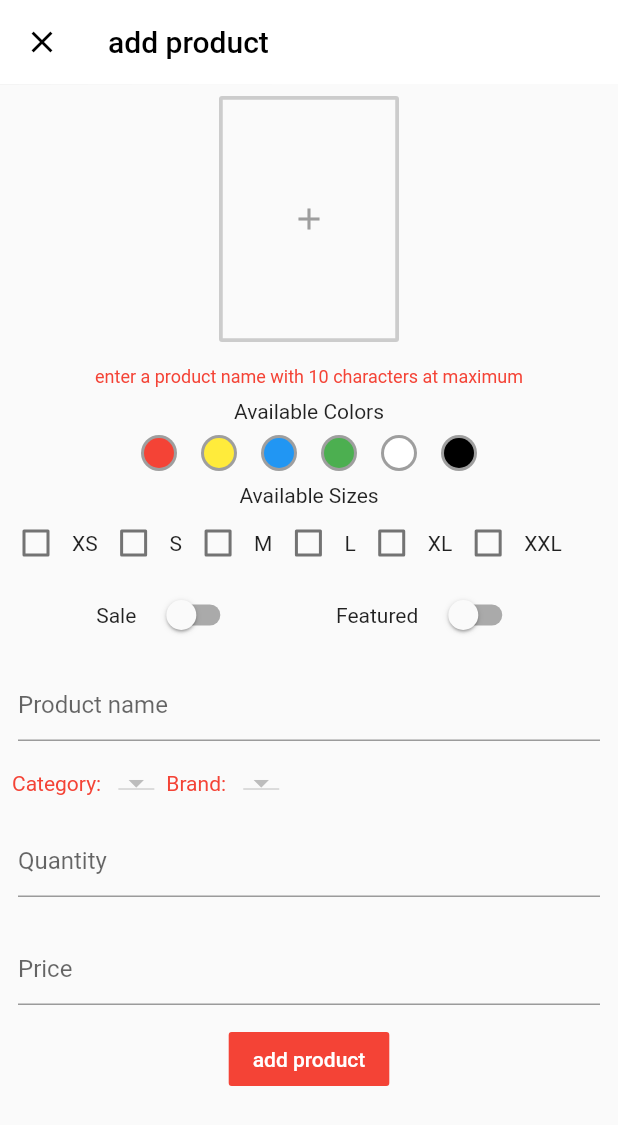
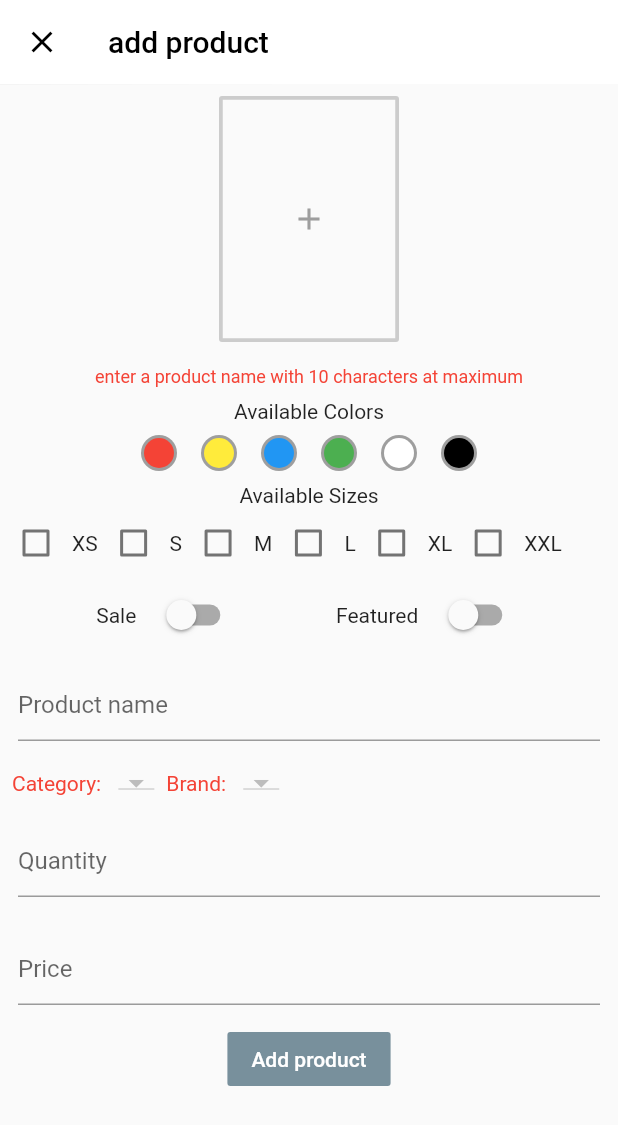
Before and after one commit to Arnoldmn/marcheapp_admi, a Flutter app: the screen it shows after launch, after a tap on "Products", on a phone screen of 412 x 824 dp. Shown: the top 1125 px of the screen. Run offline on Flutter 3.47's test engine with Material 2 defaults, Android fonts, the phone set to English and light mode, and no system bars; our stand-ins replace charts_flutter, cloud_firestore, firebase_auth, firebase_storage, flutter_typeahead, fluttertoast and 2 more; missing offline and left inert: dart:ffi; accounts and stored records are empty.

Commit message:
Data models

```diff
--- a/lib/db/product.dart
+++ b/lib/db/product.dart
@@ -5,7 +5,7 @@ import 'package:uuid/uuid.dart';
 
 class ProductService {
   Firestore _firestore = Firestore.instance;
-  String ref = 'products';
+  String ref = 'Products';
 
   void uploadProduct(Map<String, dynamic> data) {
     var id = Uuid();
--- /dev/null
+++ b/lib/models/product.dart
@@ -0,0 +1,63 @@
+import 'package:cloud_firestore/cloud_firestore.dart';
+
+class Product {
+  static const String BRAND = "brand";
+  static const String CATEGORY = "categories";
+  static const String COLORS = "colors";
+  static const String FEATURED = "featured";
+  static const String ID = "id";
+  static const String NAME = "name";
+  static const String PICTURE = "picture";
+  static const String PRICE = "price";
+  static const String QUANTITY = "quantity";
+  static const String SALE = "sale";
+  static const String SIZE = "size";
+
+  String _brand;
+  String _category;
+  String _id;
+  String _name;
+  String _picture;
+  double _price;
+  int _quantity;
+  List<String> _colors;
+  List<String> _size;
+  bool _featured;
+  double _sale;
+
+  String get brand => _brand;
+
+  String get category => _category;
+
+  String get id => _id;
+
+  String get name => _name;
+
+  String get picture => _picture;
+
+  double get price => _price;
+
+  int get quantity => _quantity;
+
+  List<String> get colors => _colors;
+
+  List<String> get size => _size;
+
+  bool get featured => _featured;
+
+  double get sale => _sale;
+
+  Product.fromSnapShot(DocumentSnapshot snapshot) {
+    _brand = snapshot.data[BRAND];
+    _category = snapshot.data[CATEGORY];
+    _id = snapshot.data[ID];
+    _name = snapshot.data[NAME];
+    _picture = snapshot.data[PICTURE];
+    _price = snapshot.data[PRICE];
+    _quantity = snapshot.data[QUANTITY];
+    _colors = snapshot.data[COLORS];
+    _size = snapshot.data[SIZE];
+    _featured = snapshot.data[FEATURED];
+    _sale = snapshot.data[SALE];
+  }
+}
--- a/lib/screens/add_product.dart
+++ b/lib/screens/add_product.dart
@@ -481,9 +481,9 @@ class _AddProductState extends State<AddProduct> {
                     ),
 
                     FlatButton(
-                      color: red,
+                      color: Colors.blueGrey[400],
                       textColor: white,
-                      child: Text('add product'),
+                      child: Text('Add product'),
                       onPressed: () {
                         validateAndUpload();
                       },
@@ -599,7 +599,7 @@ class _AddProductState extends State<AddProduct> {
       } else {
         setState(() => isLoading = false);
 
-//        Fluttertoast.showToast(msg: 'all the images must be provided');
+        Fluttertoast.showToast(msg: 'image must be provided');
       }
     }
   }
--- a/lib/screens/dashboard.dart
+++ b/lib/screens/dashboard.dart
@@ -67,7 +67,8 @@ class _DashboardState extends State<Dashboard> {
                     Icons.menu,
                     color: Colors.black,
                   ),
-                    onPressed: () {}),
+                  onPressed: () {},
+                ),
                 InkWell(
                   onTap: () {
                     appState.changeScreen(Screen.DASH);
@@ -239,17 +240,22 @@ class _DashboardState extends State<Dashboard> {
                     ),
                   ),
                 ),
-                IconButton(icon: Icon(Icons.open_in_new), onPressed: () {})
+                IconButton(
+                  icon: Icon(Icons.open_in_new),
+                  onPressed: () {},
+                )
               ],
             ),
           ),
           Column(
-            crossAxisAlignment: CrossAxisAlignment.start,
             children: <Widget>[
               Padding(
-                padding: const EdgeInsets.all(10),
+                padding: const EdgeInsets.only(
+                    left: 10, top: 10, bottom: 10, right: 10),
+                child: Card(
                   child: RichText(
-                  text: TextSpan(children: [
+                    text: TextSpan(
+                      children: [
                         TextSpan(
                             text: 'Revenue\n',
                             style: TextStyle(fontSize: 35, color: Colors.grey)),
@@ -258,26 +264,29 @@ class _DashboardState extends State<Dashboard> {
                           style: TextStyle(
                               fontSize: 55,
                               color: Colors.black,
-                            fontWeight: FontWeight.w300)),
-                  ]),
+                              fontWeight: FontWeight.w300),
+                        ),
+                      ],
+                    ),
+                  ),
                 ),
               ),
               Row(
                 mainAxisAlignment: MainAxisAlignment.spaceBetween,
                 children: <Widget>[
                   SmallCard(
+                    icon: Icons.person_outline,
+                    title: 'Users',
+                    value: 1265,
+                    color1: Colors.blue,
                     color2: Colors.indigo,
-                    color1: Colors.blue,
-                    icon: Icons.person_outline,
-                    value: 1265,
-                    title: 'Users',
                   ),
                   SmallCard(
+                    icon: Icons.shopping_cart,
+                    title: 'Orders',
+                    value: 30,
+                    color1: Colors.blue,
                     color2: Colors.indigo,
-                    color1: Colors.blue,
-                    icon: Icons.shopping_cart,
-                    value: 30,
-                    title: 'Orders',
                   ),
                 ],
               ),
@@ -285,18 +294,18 @@ class _DashboardState extends State<Dashboard> {
                 mainAxisAlignment: MainAxisAlignment.spaceBetween,
                 children: <Widget>[
                   SmallCard(
-                    color2: Colors.black87,
-                    color1: Colors.black87,
                     icon: Icons.attach_money,
+                    title: 'Sales',
                     value: 65,
-                    title: 'Sales',
+                    color1: Colors.blue,
+                    color2: Colors.indigo,
                   ),
                   SmallCard(
-                    color2: Colors.black,
-                    color1: Colors.black87,
                     icon: Icons.shopping_basket,
+                    title: 'Stock',
                     value: 230,
-                    title: 'Stock',
+                    color1: Colors.blue,
+                    color2: Colors.indigo,
                   ),
                 ],
               ),
@@ -323,7 +332,8 @@ class _DashboardState extends State<Dashboard> {
                         ]),
                     width: MediaQuery.of(context).size.width / 1.2,
                     child: ListTile(
-                      title: charts.PieChart(_seriesPieData,
+                      title: charts.PieChart(
+                        _seriesPieData,
                         animate: true,
                         animationDuration: Duration(seconds: 3),
                         behaviors: [
@@ -333,16 +343,17 @@ class _DashboardState extends State<Dashboard> {
                             horizontalFirst: false,
                             desiredMaxRows: 2,
                             cellPadding:
-                                  new EdgeInsets.only(right: 4.0, bottom: 4.0),
+                                new EdgeInsets.only(right: 8.0, bottom: 8.0),
                           )
                         ],
                         defaultRenderer: new charts.ArcRendererConfig(
                           arcWidth: 30,
                           arcRendererDecorators: [
                             new charts.ArcLabelDecorator(
-                                    labelPosition:
-                                        charts.ArcLabelPosition.inside)
-                              ])),
+                                labelPosition: charts.ArcLabelPosition.inside)
+                          ],
+                        ),
+                      ),
                     ),
                   ),
                 ),
--- a/lib/screens/small_card.dart
+++ b/lib/screens/small_card.dart
@@ -27,7 +27,7 @@ class _SmallCardState extends State<SmallCard> {
         children: <Widget>[
           Container(
             width: 160,
-            height: 120,
+            height: 140,
             decoration: BoxDecoration(
               borderRadius: BorderRadius.circular(15.0),
               gradient: LinearGradient(
@@ -35,10 +35,12 @@ class _SmallCardState extends State<SmallCard> {
               ),
               boxShadow: [
                 BoxShadow(
-                      color: Colors.blueGrey[400],
+                  color: Colors.grey[400],
                   offset: Offset(1.0, 1.0),
-                      blurRadius: 4)
-                ]),
+                  blurRadius: 4,
+                ),
+              ],
+            ),
           )
         ],
       ),
```
Lines whose indentation alone changed are shown as unchanged.
